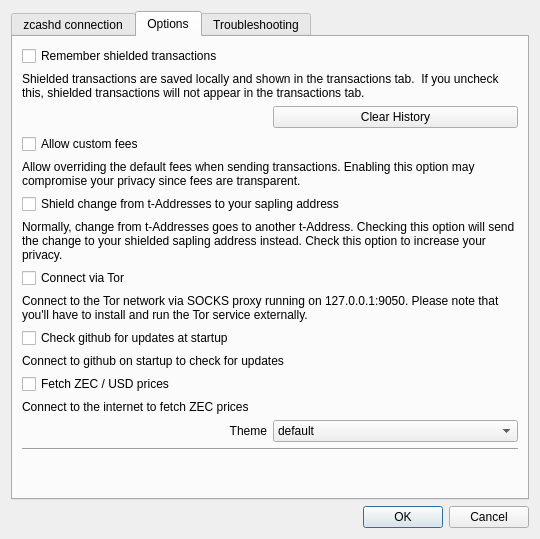
First picture: the form in src/settings.ui, repository z-bitcoinz/BitcoinZ_Blue, before the edit.
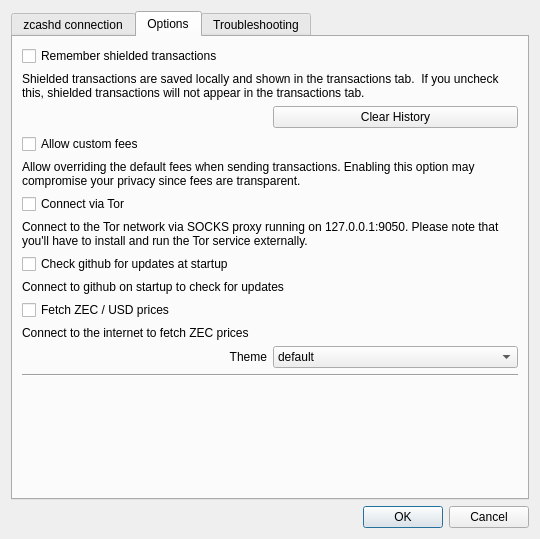
Second picture: the form after the edit.

Commit message: Remove autoshield setting

What changed in the file:
```diff
--- a/src/settings.ui
+++ b/src/settings.ui
@@ -145,74 +145,6 @@
        <string>Options</string>
       </attribute>
       <layout class="QGridLayout" name="gridLayout">
-       <item row="10" column="0" colspan="2">
-        <widget class="QLabel" name="label_8">
-         <property name="text">
-          <string>Connect to github on startup to check for updates</string>
-         </property>
-        </widget>
-       </item>
-       <item row="6" column="0" colspan="2">
-        <widget class="QLabel" name="label_7">
-         <property name="text">
-          <string>Normally, change from t-Addresses goes to another t-Address. Checking this option will send the change to your shielded sapling address instead. Check this option to increase your privacy.</string>
-         </property>
-         <property name="wordWrap">
-          <bool>true</bool>
-         </property>
-        </widget>
-       </item>
-       <item row="2" column="1">
-        <widget class="QPushButton" name="btnClearSaved">
-         <property name="text">
-          <string>Clear History</string>
-         </property>
-        </widget>
-       </item>
-       <item row="0" column="0" colspan="2">
-        <widget class="QCheckBox" name="chkSaveTxs">
-         <property name="text">
-          <string>Remember shielded transactions</string>
-         </property>
-        </widget>
-       </item>
-       <item row="12" column="0" colspan="2">
-        <widget class="QLabel" name="label_10">
-         <property name="text">
-          <string>Connect to the internet to fetch ZEC prices</string>
-         </property>
-        </widget>
-       </item>
-       <item row="2" column="0">
-        <spacer name="horizontalSpacer">
-         <property name="orientation">
-          <enum>Qt::Horizontal</enum>
-         </property>
-         <property name="sizeHint" stdset="0">
-          <size>
-           <width>40</width>
-           <height>20</height>
-          </size>
-         </property>
-        </spacer>
-       </item>
-       <item row="4" column="0" colspan="2">
-        <widget class="QLabel" name="label_6">
-         <property name="text">
-          <string>Allow overriding the default fees when sending transactions. Enabling this option may compromise your privacy since fees are transparent. </string>
-         </property>
-         <property name="wordWrap">
-          <bool>true</bool>
-         </property>
-        </widget>
-       </item>
-       <item row="9" column="0" colspan="2">
-        <widget class="QCheckBox" name="chkCheckUpdates">
-         <property name="text">
-          <string>Check github for updates at startup</string>
-         </property>
-        </widget>
-       </item>
        <item row="1" column="0" colspan="2">
         <widget class="QLabel" name="label_5">
          <property name="text">
@@ -223,53 +155,10 @@
          </property>
         </widget>
        </item>
-       <item row="5" column="0" colspan="2">
-        <widget class="QCheckBox" name="chkAutoShield">
+       <item row="0" column="0" colspan="2">
+        <widget class="QCheckBox" name="chkSaveTxs">
          <property name="text">
-          <string>Shield change from t-Addresses to your sapling address</string>
-         </property>
-        </widget>
-       </item>
-       <item row="16" column="0" colspan="2">
-        <widget class="Line" name="line_2">
-         <property name="sizePolicy">
-          <sizepolicy hsizetype="Minimum" vsizetype="Fixed">
-           <horstretch>0</horstretch>
-           <verstretch>0</verstretch>
-          </sizepolicy>
-         </property>
-         <property name="orientation">
-          <enum>Qt::Horizontal</enum>
-         </property>
-        </widget>
-       </item>
-       <item row="8" column="0" colspan="2">
-        <widget class="QLabel" name="lblTor">
-         <property name="text">
-          <string>Connect to the Tor network via SOCKS proxy running on 127.0.0.1:9050. Please note that you'll have to install and run the Tor service externally.</string>
-         </property>
-         <property name="wordWrap">
-          <bool>true</bool>
-         </property>
-        </widget>
-       </item>
-       <item row="17" column="0" colspan="2">
-        <spacer name="verticalSpacer_2">
-         <property name="orientation">
-          <enum>Qt::Vertical</enum>
-         </property>
-         <property name="sizeHint" stdset="0">
-          <size>
-           <width>20</width>
-           <height>40</height>
-          </size>
-         </property>
-        </spacer>
-       </item>
-       <item row="7" column="0">
-        <widget class="QCheckBox" name="chkTor">
-         <property name="text">
-          <string>Connect via Tor</string>
+          <string>Remember shielded transactions</string>
          </property>
         </widget>
        </item>
@@ -280,14 +169,38 @@
          </property>
         </widget>
        </item>
-       <item row="11" column="0" colspan="2">
+       <item row="8" column="0" colspan="2">
+        <widget class="QLabel" name="label_8">
+         <property name="text">
+          <string>Connect to github on startup to check for updates</string>
+         </property>
+        </widget>
+       </item>
+       <item row="9" column="0" colspan="2">
         <widget class="QCheckBox" name="chkFetchPrices">
          <property name="text">
           <string>Fetch ZEC / USD prices</string>
          </property>
         </widget>
        </item>
-       <item row="15" column="0">
+       <item row="10" column="0" colspan="2">
+        <widget class="QLabel" name="label_10">
+         <property name="text">
+          <string>Connect to the internet to fetch ZEC prices</string>
+         </property>
+        </widget>
+       </item>
+       <item row="6" column="0" colspan="2">
+        <widget class="QLabel" name="lblTor">
+         <property name="text">
+          <string>Connect to the Tor network via SOCKS proxy running on 127.0.0.1:9050. Please note that you'll have to install and run the Tor service externally.</string>
+         </property>
+         <property name="wordWrap">
+          <bool>true</bool>
+         </property>
+        </widget>
+       </item>
+       <item row="13" column="0">
         <widget class="QLabel" name="label_20">
          <property name="sizePolicy">
           <sizepolicy hsizetype="Preferred" vsizetype="Preferred">
@@ -303,7 +216,64 @@
          </property>
         </widget>
        </item>
-       <item row="15" column="1">
+       <item row="2" column="1">
+        <widget class="QPushButton" name="btnClearSaved">
+         <property name="text">
+          <string>Clear History</string>
+         </property>
+        </widget>
+       </item>
+       <item row="15" column="0" colspan="2">
+        <spacer name="verticalSpacer_2">
+         <property name="orientation">
+          <enum>Qt::Vertical</enum>
+         </property>
+         <property name="sizeHint" stdset="0">
+          <size>
+           <width>20</width>
+           <height>40</height>
+          </size>
+         </property>
+        </spacer>
+       </item>
+       <item row="4" column="0" colspan="2">
+        <widget class="QLabel" name="label_6">
+         <property name="text">
+          <string>Allow overriding the default fees when sending transactions. Enabling this option may compromise your privacy since fees are transparent. </string>
+         </property>
+         <property name="wordWrap">
+          <bool>true</bool>
+         </property>
+        </widget>
+       </item>
+       <item row="7" column="0" colspan="2">
+        <widget class="QCheckBox" name="chkCheckUpdates">
+         <property name="text">
+          <string>Check github for updates at startup</string>
+         </property>
+        </widget>
+       </item>
+       <item row="5" column="0">
+        <widget class="QCheckBox" name="chkTor">
+         <property name="text">
+          <string>Connect via Tor</string>
+         </property>
+        </widget>
+       </item>
+       <item row="2" column="0">
+        <spacer name="horizontalSpacer">
+         <property name="orientation">
+          <enum>Qt::Horizontal</enum>
+         </property>
+         <property name="sizeHint" stdset="0">
+          <size>
+           <width>40</width>
+           <height>20</height>
+          </size>
+         </property>
+        </spacer>
+       </item>
+       <item row="13" column="1">
         <widget class="QComboBox" name="comboBoxTheme">
          <property name="sizePolicy">
           <sizepolicy hsizetype="MinimumExpanding" vsizetype="Fixed">
@@ -333,6 +303,19 @@
          </item>
         </widget>
        </item>
+       <item row="14" column="0" colspan="2">
+        <widget class="Line" name="line_2">
+         <property name="sizePolicy">
+          <sizepolicy hsizetype="Minimum" vsizetype="Fixed">
+           <horstretch>0</horstretch>
+           <verstretch>0</verstretch>
+          </sizepolicy>
+         </property>
+         <property name="orientation">
+          <enum>Qt::Horizontal</enum>
+         </property>
+        </widget>
+       </item>
       </layout>
      </widget>
      <widget class="QWidget" name="tab_3">
```
The commit also changes 2 other files.
